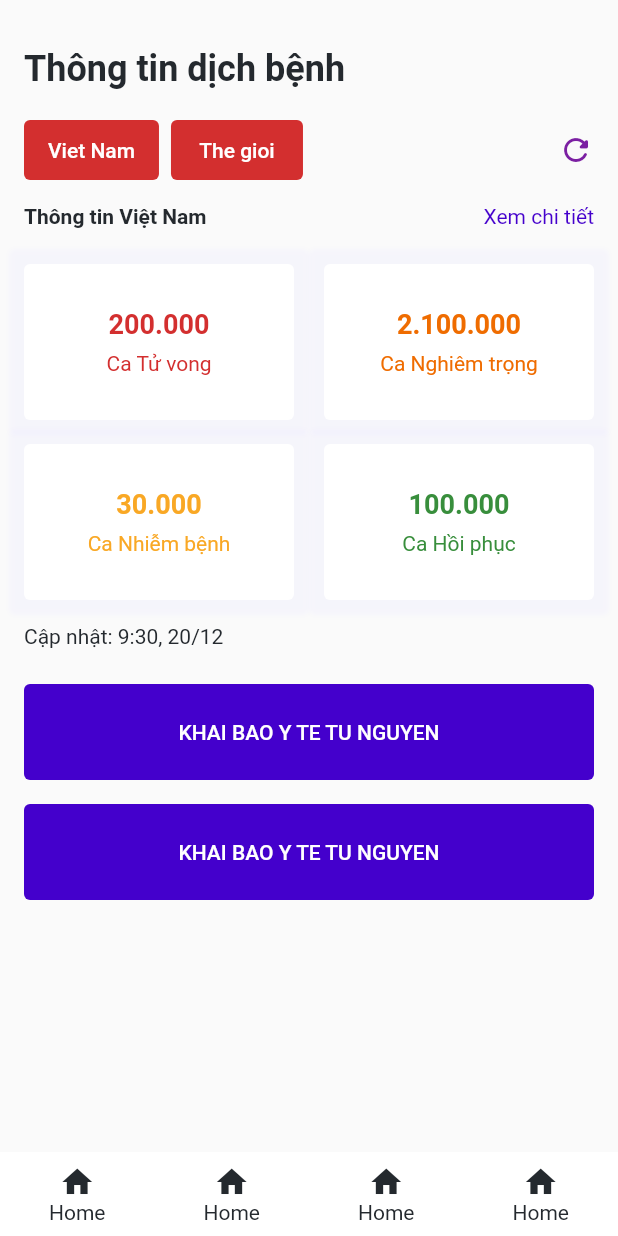
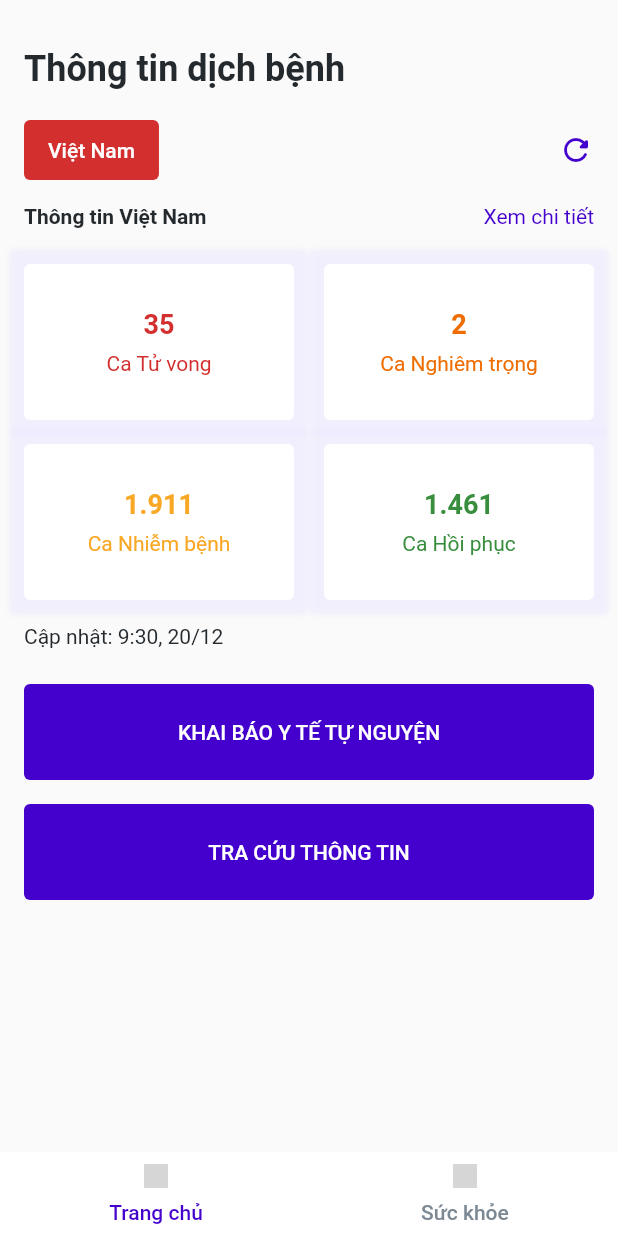
Before and after one commit to Huypham99/Mobile_Cloud_Computing_Project, a Flutter app: the screen it shows after launch, on a phone screen of 412 x 824 dp. Run offline on Flutter 3.47's test engine with Material 2 defaults, Android fonts, the phone set to English and light mode, and no system bars; our stand-ins replace bloc, flutter_bloc; grey boxes are pictures that could not be loaded.

Commit message:
refactor: update import, extract wiget and fix small bug

```diff
--- a/lib/global/style.dart
+++ b/lib/global/style.dart
@@ -3,8 +3,8 @@ import 'package:flutter/material.dart';
 const Color defaultBackgroundColor = Color.fromRGBO(255, 255, 255, 1);
 const Color reverseBackgroundColor = Color.fromRGBO(22, 23, 26, 1);
 const Color washBackgroundColor = Color.fromRGBO(250, 250, 250, 1);
-const Color divider = Color.fromRGBO(246, 247, 248, 1);
-const Color border = Color.fromRGBO(235, 236, 237, 1);
+const Color dividerColor = Color.fromRGBO(246, 247, 248, 1);
+const Color borderColor = Color.fromRGBO(235, 236, 237, 1);
 
 const Color defaultPrimaryColor = Color.fromRGBO(68, 0, 204, 1);
 const Color washPrimaryColor = Color.fromRGBO(232, 229, 255, 1);
@@ -36,8 +36,14 @@ const Color darkGreenColor = Color.fromRGBO(46, 125, 50, 1);
 const TextStyle defaultTextStyle =
     TextStyle(fontFamily: 'Roboto', fontSize: 14, color: defaultTextColor);
 
+const TextStyle labelTextStyle =
+    TextStyle(fontFamily: 'Roboto', fontSize: 14, color: placeholderTextColor, fontWeight: FontWeight.w500);
+
 const TextStyle reverseTextStyle =
     TextStyle(fontFamily: 'Roboto', fontSize: 14, color: reverseTextColor);
+
+const TextStyle selectedLabelTextStyle =
+    TextStyle(fontFamily: 'Roboto', fontSize: 14, color: defaultPrimaryColor, fontWeight: FontWeight.w500);
 
 const TextStyle titleLargeStyle = TextStyle(
     fontFamily: 'Roboto',
--- a/lib/global/widgets/bottom_nav.dart
+++ b/lib/global/widgets/bottom_nav.dart
@@ -1,6 +1,5 @@
 import 'package:flutter/material.dart';
 import 'package:ncovi_clone/global/style.dart';
-
 
 class BottomNav extends StatelessWidget {
   const BottomNav({
@@ -18,34 +17,75 @@ class BottomNav extends StatelessWidget {
           child: Row(
             mainAxisAlignment: MainAxisAlignment.spaceAround,
             children: [
-              IconLabel(label: "Trang chủ"),
-              IconLabel(label: "Sức khỏe"),
-              // IconLabel(label: "Phản ánh"),
-              // IconLabel(label: "Danh mục")
+              IconLabel(
+                  label: "Trang chủ",
+                  inactiveIcon: "Home.png",
+                  activeIcon: "HomeActive.png",
+                  routeName: "/",
+                  index: 0),
+              IconLabel(
+                  label: "Sức khỏe",
+                  inactiveIcon: "Health.png",
+                  activeIcon: "HealthActive.png",
+                  routeName: "/health",
+                  index: 1)
             ],
           ),
         ));
   }
 }
 
-class IconLabel extends StatelessWidget {
+class IconLabel extends StatefulWidget {
   const IconLabel(
       {Key key,
-      // this.icon,
-      this.label})
+      this.label,
+      this.inactiveIcon,
+      this.activeIcon,
+      this.routeName,
+      this.index})
       : super(key: key);
 
-  // final String icon;
   final String label;
+  final String inactiveIcon;
+  final String activeIcon;
+  final String routeName;
+  final int index;
 
   @override
+  _IconLabelState createState() => _IconLabelState();
+}
+
+int selectedItem = 0;
+
+class _IconLabelState extends State<IconLabel> {
+  @override
   Widget build(BuildContext context) {
-    return Container(
-      child: Column(
-        children: [
-          Icon(Icons.home, color: defaultTextColor),
-          Text(label, style: defaultTextStyle)
-        ],
+    return InkWell(
+      onTap: () {
+        Navigator.of(context).pushNamed(widget.routeName);
+        setState(() {
+          selectedItem = widget.index;
+        });
+      },
+      child: Container(
+        child: Column(
+          children: [
+            Container(
+              height: 16.0,
+              width: 16.0,
+              decoration: BoxDecoration(
+                  image: DecorationImage(
+                      image: selectedItem == widget.index
+                          ? AssetImage("assets/images/${widget.activeIcon}")
+                          : AssetImage("assets/images/${widget.inactiveIcon}"))),
+            ),
+            smallSpace,
+            Text(widget.label,
+                style: selectedItem == widget.index
+                    ? selectedLabelTextStyle
+                    : labelTextStyle)
+          ],
+        ),
       ),
     );
   }
--- a/lib/global/widgets/button.dart
+++ b/lib/global/widgets/button.dart
@@ -2,14 +2,12 @@ import 'package:flutter/material.dart';
 import 'package:ncovi_clone/global/style.dart';
 
 class PrimaryButton extends StatelessWidget {
-  const PrimaryButton({
-    Key key,
-    this.label,
-    this.onPressed
-  }) : super(key: key);
+  const PrimaryButton({Key key, this.label, this.onPressed, this.disabled})
+      : super(key: key);
 
   final String label;
   final Function onPressed;
+  final bool disabled;
 
   @override
   Widget build(BuildContext context) {
@@ -17,11 +15,13 @@ class PrimaryButton extends StatelessWidget {
         height: 64.0,
         width: double.infinity,
         decoration: BoxDecoration(
-          color: defaultPrimaryColor,
+          color: disabled == false ? defaultPrimaryColor : borderColor,
           borderRadius: BorderRadius.circular(4),
         ),
         child: FlatButton(
-            onPressed: onPressed,
-            child: Text(label, style: reverseTextStyle)));
+            onPressed: disabled == false ? onPressed : null,
+            child: Text(label,
+                style:
+                    disabled == false ? reverseTextStyle : labelTextStyle)));
   }
 }
--- a/lib/screens/home/components/body.dart
+++ b/lib/screens/home/components/body.dart
@@ -1,5 +1,6 @@
 import 'package:flutter/material.dart';
 import 'package:ncovi_clone/global/style.dart';
+import 'package:ncovi_clone/global/widgets/button.dart';
 
 class Body extends StatelessWidget {
   @override
@@ -24,14 +25,12 @@ class Body extends StatelessWidget {
                     child: Row(
                       children: [
                         Tab(
-                          title: "Viet Nam",
+                          title: "Việt Nam",
                         ),
-                        smallSpace,
-                        Tab(title: "The gioi")
                       ],
                     ),
                   ),
-                  Icon(Icons.refresh_rounded, color: Colors.purple[700])
+                  Icon(Icons.refresh_rounded, color: defaultPrimaryColor)
                 ],
               ),
             ),
@@ -57,15 +56,16 @@ class Body extends StatelessWidget {
                 Row(
                     mainAxisAlignment: MainAxisAlignment.spaceBetween,
                     children: [
-                      StatisticCard(quantity: "200.000", cardType: "Tử vong"),
-                      StatisticCard(quantity: "2.100.000", cardType: "Nghiêm trọng")
+                      StatisticCard(quantity: "35", cardType: "Tử vong"),
+                      StatisticCard(
+                          quantity: "2", cardType: "Nghiêm trọng")
                     ]),
                 mediumSpace,
                 Row(
                     mainAxisAlignment: MainAxisAlignment.spaceBetween,
                     children: [
-                      StatisticCard(quantity: "30.000", cardType: "Nhiễm bệnh"),
-                      StatisticCard(quantity: "100.000", cardType: "Hồi phục")
+                      StatisticCard(quantity: "1.911", cardType: "Nhiễm bệnh"),
+                      StatisticCard(quantity: "1.461", cardType: "Hồi phục")
                     ])
               ],
             )),
@@ -76,9 +76,9 @@ class Body extends StatelessWidget {
                     child: Text("Cập nhật: 9:30, 20/12",
                         style: defaultTextStyle))),
             largeSpace,
-            PrimaryButton(),
+            PrimaryButton(label: "KHAI BÁO Y TẾ TỰ NGUYỆN", disabled: false),
             mediumSpace,
-            PrimaryButton()
+            PrimaryButton(label: "TRA CỨU THÔNG TIN", disabled: false)
           ],
         ),
       ),
@@ -86,26 +86,7 @@ class Body extends StatelessWidget {
   }
 }
 
-class PrimaryButton extends StatelessWidget {
-  const PrimaryButton({
-    Key key,
-  }) : super(key: key);
-
-  @override
-  Widget build(BuildContext context) {
-    return Container(
-        height: 64.0,
-        width: double.infinity,
-        decoration: BoxDecoration(
-          color: defaultPrimaryColor,
-          borderRadius: BorderRadius.circular(4),
-        ),
-        child: FlatButton(
-            onPressed: () {},
-            child: Text("KHAI BAO Y TE TU NGUYEN", style: reverseTextStyle)));
-  }
-}
-
+// ignore: missing_return
 Color switchColor(String cardType) {
   switch (cardType) {
     case "Tử vong":
@@ -147,14 +128,7 @@ class StatisticCard extends StatelessWidget {
         decoration: BoxDecoration(
             color: defaultBackgroundColor,
             borderRadius: BorderRadius.circular(4),
-            boxShadow: [
-              BoxShadow(
-                color: washPrimaryColor.withOpacity(0.25),
-                spreadRadius: 10,
-                blurRadius: 2.5,
-                offset: Offset(0, 0),
-              ),
-            ]),
+            boxShadow: [lightShadow]),
         child: Center(
           child: Column(
             mainAxisAlignment: MainAxisAlignment.center,
--- a/lib/screens/home/home_screen.dart
+++ b/lib/screens/home/home_screen.dart
@@ -1,45 +1,13 @@
 import 'package:flutter/material.dart';
+import 'package:ncovi_clone/global/widgets/bottom_nav.dart';
 import 'components/body.dart';
-import 'package:ncovi_clone/global/style.dart';
 
 class HomeScreen extends StatelessWidget {
-
   @override
   Widget build(BuildContext context) {
     return Scaffold(
       body: Body(),
-      bottomNavigationBar: Container(
-              height: 56.0,
-              width: double.infinity,
-              color: defaultBackgroundColor,
-              child: Padding(
-                padding: const EdgeInsets.symmetric(vertical: 8.0),
-                child: Row(
-                mainAxisAlignment: MainAxisAlignment.spaceAround,
-                children: [
-                  Container(
-                    child: Column(children: [
-                    Icon(Icons.home, color: defaultTextColor),
-                    Text("Home", style: defaultTextStyle)
-                  ],),),
-                  Container(
-                    child: Column(children: [
-                    Icon(Icons.home, color: defaultTextColor),
-                    Text("Home", style: defaultTextStyle)
-                  ],),),
-                  Container(
-                    child: Column(children: [
-                    Icon(Icons.home, color: defaultTextColor),
-                    Text("Home", style: defaultTextStyle)
-                  ],),),
-                  Container(
-                    child: Column(children: [
-                    Icon(Icons.home, color: defaultTextColor),
-                    Text("Home", style: defaultTextStyle)
-                  ],),)
-                ],
-            ),
-              )),
+      bottomNavigationBar: BottomNav(),
     );
   }
 }
```
